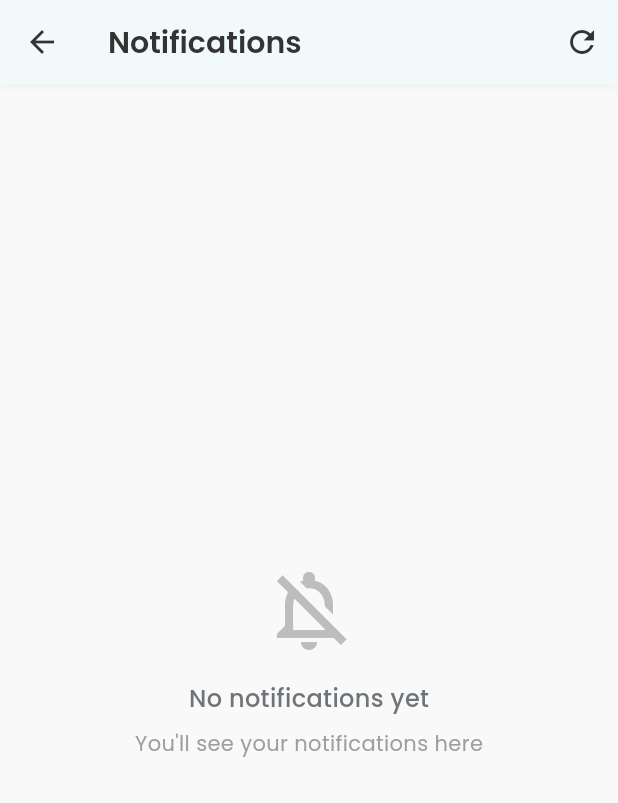
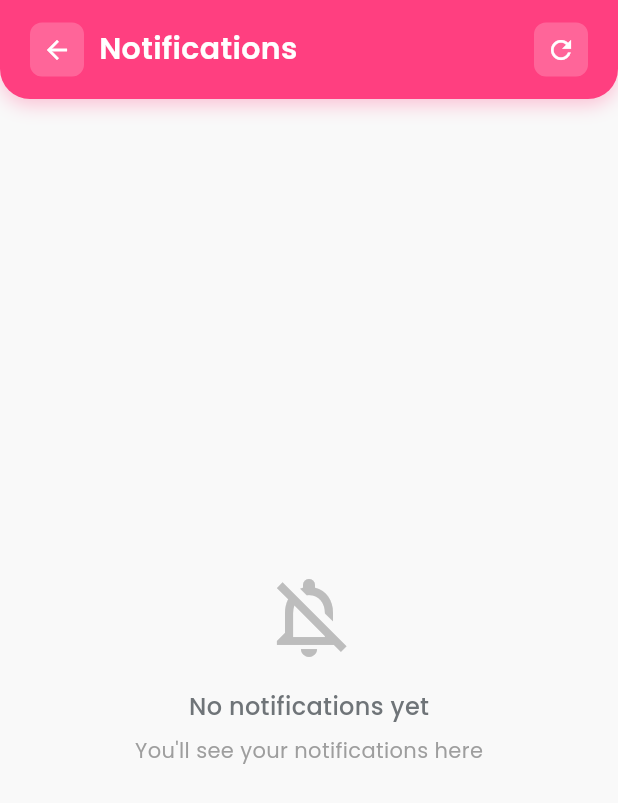
Before and after one commit to haseebawan45/Asan-Ilaaj, a Flutter app: the NotificationScreen screen opened directly, on a phone screen of 412 x 824 dp. Shown: the top 803 px of the screen. Run offline on Flutter 3.47's test engine with Material 3 defaults, Android fonts, the phone set to English and light mode, and no system bars; our stand-ins replace audioplayers, cached_network_image, cloud_firestore, firebase_auth, firebase_core, firebase_storage and 9 more; missing offline and left inert: agora_rtc_engine, file_selector, flutter_pdfview, record; accounts and stored records are empty.

Commit message:
Slight Adjustments/NotificationScreen

```diff
--- a/lib/views/screens/notifications/notification_screen.dart
+++ b/lib/views/screens/notifications/notification_screen.dart
@@ -4,6 +4,8 @@ import 'package:cloud_firestore/cloud_firestore.dart';
 import 'package:firebase_auth/firebase_auth.dart';
 import 'package:intl/intl.dart';
 import 'package:healthcare/utils/app_theme.dart';
+import 'package:healthcare/utils/ui_helper.dart';
+import 'package:lucide_icons_flutter/lucide_icons.dart';
 
 class NotificationScreen extends StatefulWidget {
   const NotificationScreen({Key? key}) : super(key: key);
@@ -12,7 +14,7 @@ class NotificationScreen extends StatefulWidget {
   State<NotificationScreen> createState() => _NotificationScreenState();
 }
 
-class _NotificationScreenState extends State<NotificationScreen> {
+class _NotificationScreenState extends State<NotificationScreen> with WidgetsBindingObserver {
   final FirebaseFirestore _firestore = FirebaseFirestore.instance;
   final FirebaseAuth _auth = FirebaseAuth.instance;
   bool _isLoading = true;
@@ -21,7 +23,41 @@ class _NotificationScreenState extends State<NotificationScreen> {
   @override
   void initState() {
     super.initState();
+    // Register observer to detect app lifecycle changes
+    WidgetsBinding.instance.addObserver(this);
+
+    // Apply status bar style immediately
+    UIHelper.applyPinkStatusBar();
+
+    // Add post-frame callback to apply the style after the frame is built
+    WidgetsBinding.instance.addPostFrameCallback((_) {
+      UIHelper.applyPinkStatusBar();
+    });
+
     _loadNotifications();
+  }
+
+  @override
+  void didChangeAppLifecycleState(AppLifecycleState state) {
+    // When app resumes from background, ensure status bar is correct
+    if (state == AppLifecycleState.resumed) {
+      UIHelper.applyPinkStatusBar();
+    }
+    super.didChangeAppLifecycleState(state);
+  }
+
+  @override
+  void didChangeDependencies() {
+    super.didChangeDependencies();
+    // Apply status bar style when dependencies change
+    UIHelper.applyPinkStatusBar();
+  }
+
+  @override
+  void dispose() {
+    // Remove observer
+    WidgetsBinding.instance.removeObserver(this);
+    super.dispose();
   }
 
   Future<void> _loadNotifications() async {
@@ -128,38 +164,90 @@ class _NotificationScreenState extends State<NotificationScreen> {
 
   @override
   Widget build(BuildContext context) {
-    return Scaffold(
+    // Apply pink status bar on every build
+    UIHelper.applyPinkStatusBar();
+
+    return UIHelper.ensureStatusBarStyle(
+      style: UIHelper.pinkStatusBarStyle,
+      child: Scaffold(
         backgroundColor: AppTheme.background,
-      appBar: AppBar(
-        title: Text(
-          'Notifications',
-          style: GoogleFonts.poppins(
-            fontWeight: FontWeight.w600,
-            color: AppTheme.darkText,
+        body: SafeArea(
+          child: Column(
+            children: [
+              // Custom app bar with gradient
+              Container(
+                padding: EdgeInsets.symmetric(horizontal: 20, vertical: 15),
+                decoration: BoxDecoration(
+                  color: AppTheme.primaryPink,
+                  borderRadius: BorderRadius.only(
+                    bottomLeft: Radius.circular(20),
+                    bottomRight: Radius.circular(20),
                   ),
-        ),
-        backgroundColor: Colors.white,
-        elevation: 2,
-        shadowColor: Colors.black.withOpacity(0.1),
-        leading: IconButton(
-          icon: Icon(Icons.arrow_back, color: AppTheme.darkText),
-          onPressed: () => Navigator.of(context).pop(),
-        ),
-        actions: [
-          IconButton(
-            icon: Icon(Icons.refresh, color: AppTheme.darkText),
-            onPressed: _loadNotifications,
+                  boxShadow: [
+                    BoxShadow(
+                      color: AppTheme.primaryPink.withOpacity(0.3),
+                      spreadRadius: 0,
+                      blurRadius: 10,
+                      offset: Offset(0, 4),
                     ),
                   ],
                 ),
-      body: _isLoading
-          ? Center(
+                child: Row(
+                  children: [
+                    GestureDetector(
+                      onTap: () => Navigator.of(context).pop(),
+                      child: Container(
+                        padding: EdgeInsets.all(8),
+                        decoration: BoxDecoration(
+                          color: Colors.white.withOpacity(0.2),
+                          borderRadius: BorderRadius.circular(8),
+                        ),
+                        child: Icon(
+                          Icons.arrow_back,
+                          color: Colors.white,
+                          size: 20,
+                        ),
+                      ),
+                    ),
+                    SizedBox(width: 10),
+                    Text(
+                      "Notifications",
+                      style: GoogleFonts.poppins(
+                        fontSize: 20,
+                        fontWeight: FontWeight.w600,
+                        color: Colors.white,
+                      ),
+                    ),
+                    Spacer(),
+                    GestureDetector(
+                      onTap: _loadNotifications,
+                      child: Container(
+                        padding: EdgeInsets.all(8),
+                        decoration: BoxDecoration(
+                          color: Colors.white.withOpacity(0.2),
+                          borderRadius: BorderRadius.circular(8),
+                        ),
+                        child: Icon(
+                          Icons.refresh,
+                          color: Colors.white,
+                          size: 20,
+                        ),
+                      ),
+                    ),
+                  ],
+                ),
+              ),
+              _isLoading
+                ? Expanded(
+                    child: Center(
                       child: CircularProgressIndicator(
-                color: AppTheme.primaryTeal,
+                        color: AppTheme.primaryPink,
+                      ),
                     ),
                   )
                 : _notifications.isEmpty
-              ? Center(
+                    ? Expanded(
+                        child: Center(
                           child: Column(
                             mainAxisAlignment: MainAxisAlignment.center,
                             children: [
@@ -187,10 +275,12 @@ class _NotificationScreenState extends State<NotificationScreen> {
                               ),
                             ],
                           ),
+                        ),
                       )
-              : RefreshIndicator(
+                    : Expanded(
+                        child: RefreshIndicator(
                           onRefresh: _loadNotifications,
-                  color: AppTheme.primaryTeal,
+                          color: AppTheme.primaryPink,
                           child: ListView.builder(
                             padding: EdgeInsets.all(16),
                             itemCount: _notifications.length,
@@ -229,7 +319,7 @@ class _NotificationScreenState extends State<NotificationScreen> {
                                               width: 8,
                                               height: 8,
                                               decoration: BoxDecoration(
-                                        color: AppTheme.primaryTeal,
+                                                color: AppTheme.primaryPink,
                                                 shape: BoxShape.circle,
                                               ),
                                             ),
@@ -296,6 +386,11 @@ class _NotificationScreenState extends State<NotificationScreen> {
                             },
                           ),
                         ),
+                      ),
+            ],
+          ),
+        ),
+      ),
     );
   }
 }
```
Lines whose indentation alone changed are shown as unchanged.
